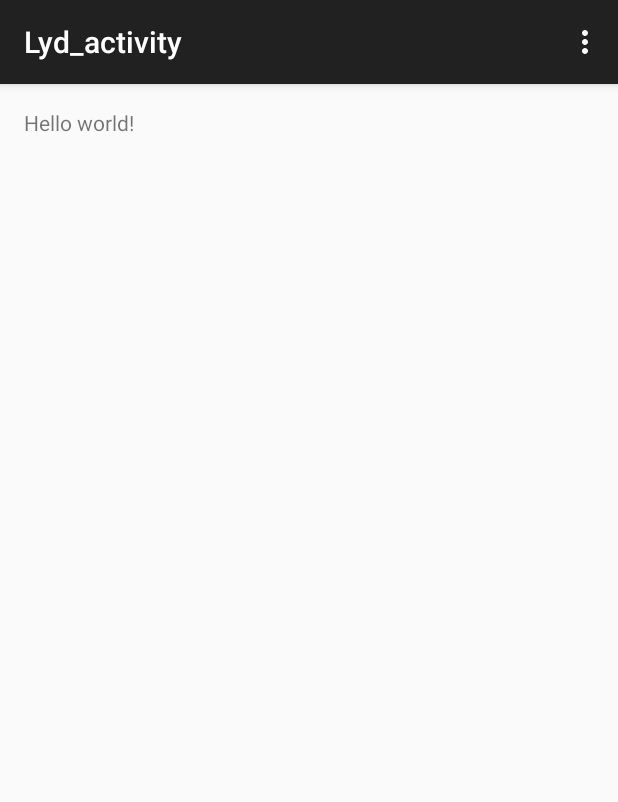
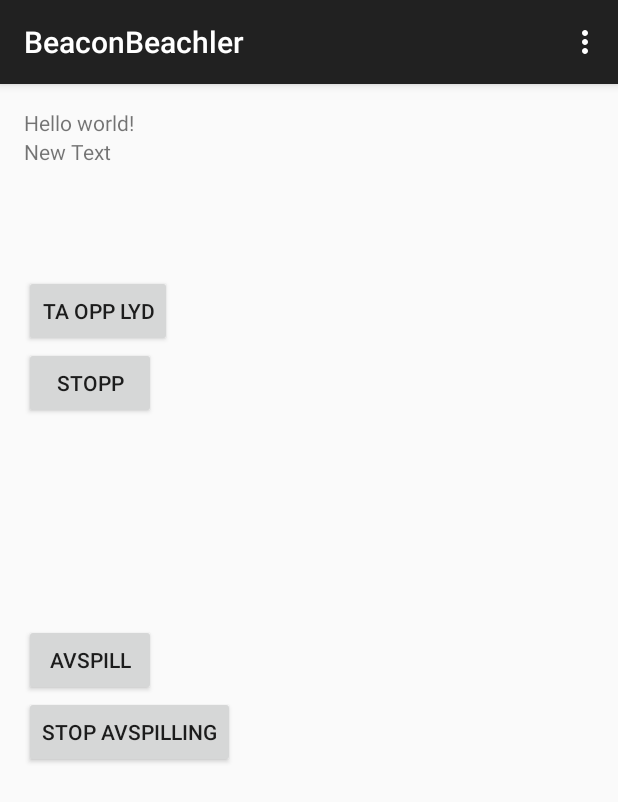
Before and after one commit to inger987/BeaconBeachler, an Android app: the Lyd_activity screen opened directly, with no data from a screen before it, on a phone screen of 412 x 824 dp. Shown: the top 802 px of the screen. Run offline under Robolectric (Android 15) with nearby library versions, the phone set to English and light mode, and no system bars.

Commit message:
knapp til å trykke komme til lyd side

```diff
--- a/app/src/main/AndroidManifest.xml
+++ b/app/src/main/AndroidManifest.xml
@@ -16,10 +16,16 @@
                 <category android:name="android.intent.category.LAUNCHER" />
             </intent-filter>
         </activity>
+
         <activity
             android:name=".Lyd_activity"
-            android:label="@string/title_activity_lyd_activity" >
+            android:label="@string/app_name" >
+            <intent-filter>
+                <action android:name="com.example.inger.beaconbeachler.Lyd_activity" />
+                <category android:name="android.intent.category.DEFAULT" />
+            </intent-filter>
         </activity>
+
     </application>
 
 </manifest>
--- a/app/src/main/java/com/example/inger/beaconbeachler/MainPage.java
+++ b/app/src/main/java/com/example/inger/beaconbeachler/MainPage.java
@@ -1,16 +1,40 @@
 package com.example.inger.beaconbeachler;
 
+import android.content.Intent;
 import android.support.v7.app.AppCompatActivity;
 import android.os.Bundle;
 import android.view.Menu;
 import android.view.MenuItem;
+import android.os.Bundle;
+import android.app.Activity;
+import android.view.Menu;
+import android.view.View;
+import android.widget.Button;
 
-public class MainPage extends AppCompatActivity {
+public class MainPage extends AppCompatActivity implements View.OnClickListener {
 
+    Button button2;
     @Override
     protected void onCreate(Bundle savedInstanceState) {
         super.onCreate(savedInstanceState);
         setContentView(R.layout.activity_main_page);
+
+        button2 = (Button)findViewById(R.id.button2);
+        button2.setOnClickListener(this);
+    }
+
+    private void Button2Click()
+    {
+        startActivity(new Intent("com.example.inger.beaconbeachler.Lyd_activity"));
+    }
+    @Override
+    public void onClick(View v) {
+    switch (v.getId())
+    {
+        case R.id.button2:
+            Button2Click();
+            break;
+    }
     }
 
     @Override
@@ -34,4 +58,6 @@ public class MainPage extends AppCompatActivity {
 
         return super.onOptionsItemSelected(item);
     }
+
+
 }
--- a/app/src/main/res/layout/activity_lyd_activity.xml
+++ b/app/src/main/res/layout/activity_lyd_activity.xml
@@ -7,6 +7,52 @@
     tools:context="com.example.inger.beaconbeachler.Lyd_activity">
 
     <TextView android:text="@string/hello_world" android:layout_width="wrap_content"
-        android:layout_height="wrap_content" />
+        android:layout_height="wrap_content"
+        android:id="@+id/textView3" />
+
+    <Button
+        android:layout_width="wrap_content"
+        android:layout_height="wrap_content"
+        android:text="Ta opp lyd"
+        android:id="@+id/start"
+        android:layout_marginTop="92dp"
+        android:onClick="start"
+        android:layout_below="@+id/textView3"
+        android:layout_alignParentStart="true" />
+
+    <Button
+        android:layout_width="wrap_content"
+        android:layout_height="wrap_content"
+        android:text="Stopp"
+        android:id="@+id/stop"
+        android:layout_below="@+id/start"
+        android:layout_alignParentStart="true"
+        android:onClick="stop" />
+
+    <Button
+        android:layout_width="wrap_content"
+        android:layout_height="wrap_content"
+        android:text="Avspill"
+        android:id="@+id/play"
+        android:layout_centerVertical="true"
+        android:layout_alignParentStart="true"
+        android:onClick="play" />
+
+    <Button
+        android:layout_width="wrap_content"
+        android:layout_height="wrap_content"
+        android:text="Stop avspilling"
+        android:id="@+id/stopPlay"
+        android:layout_below="@+id/play"
+        android:layout_alignParentStart="true"
+        android:onClick="stopPlay" />
+
+    <TextView
+        android:layout_width="wrap_content"
+        android:layout_height="wrap_content"
+        android:text="New Text"
+        android:id="@+id/text1"
+        android:layout_below="@+id/textView3"
+        android:layout_alignParentStart="true" />
 
 </RelativeLayout>
```
Also changed, not shown: 1 other file.
